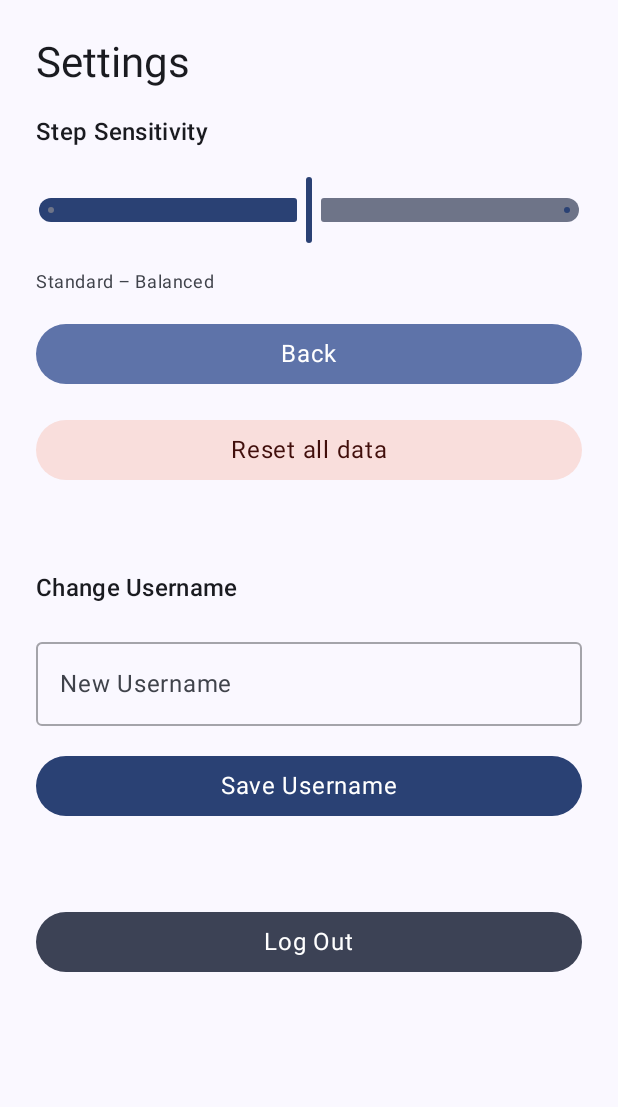
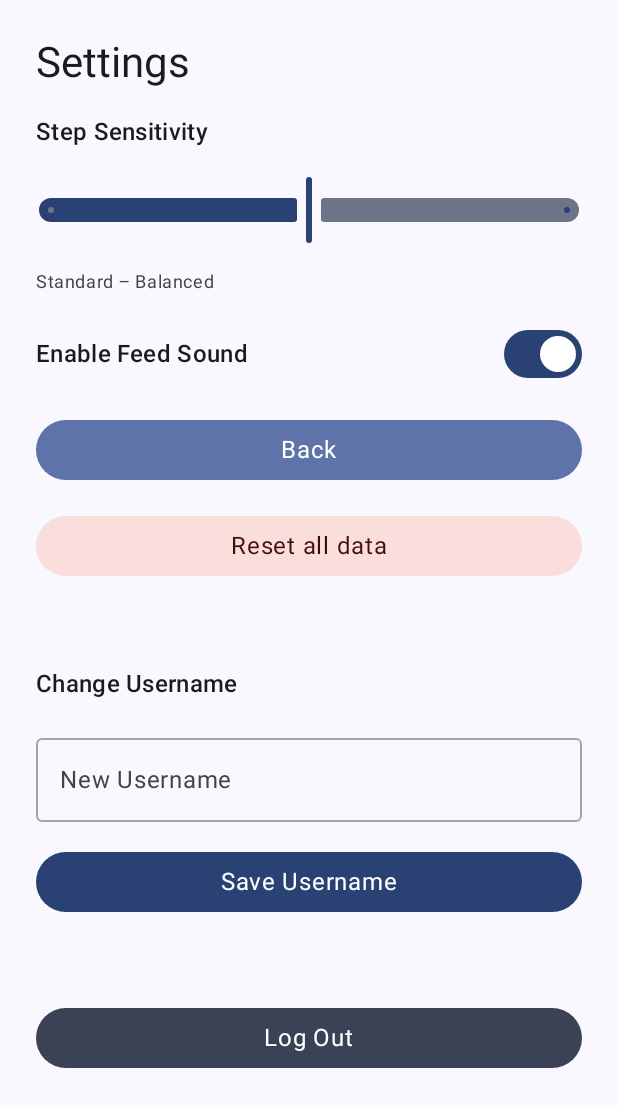
Before and after one commit to alv77/StepPet, an Android app built with Jetpack Compose: the SettingsScreen screen opened through its navigation route, on a phone screen of 412 x 824 dp. Shown: the top 1107 px of the screen. Run offline under Robolectric (Android 15) with nearby library versions, the phone set to English and light mode, and no system bars; our stand-ins replace AdMob, Firebase (no records; nobody signed in at launch, a user with empty details on screens opened directly), Room's generated code; libraries missing offline, so code that uses them is left out: io.grpc; 4 statements that could not run were skipped.

Commit message:
Feed Sound with setting

```diff
--- a/app/src/main/java/com/example/steppet/ui/screen/pet/FeedPetScreen.kt
+++ b/app/src/main/java/com/example/steppet/ui/screen/pet/FeedPetScreen.kt
@@ -38,6 +38,8 @@ import com.google.android.gms.ads.rewarded.RewardItem
 import kotlinx.coroutines.delay
 import kotlinx.coroutines.launch
 import java.time.LocalDate
+import com.example.steppet.util.SoundUtils
+
 
 @OptIn(ExperimentalMaterial3Api::class)
 @Composable
@@ -202,7 +204,10 @@ private fun FeedPetScreenContent(
                 val feedsLeft = petViewModel.remainingFeeds(steps)
 
                 Button(
-                    onClick = { petViewModel.feedPet(steps) },
+                    onClick = {
+                        petViewModel.feedPet(steps)
+                        SoundUtils.playSound(context, R.raw.feed_sound)
+                    },
                     enabled = canFeedNow,
                     colors = ButtonDefaults.buttonColors(
                         containerColor = if (canFeedNow)
--- a/app/src/main/java/com/example/steppet/ui/screen/settings/SettingsScreen.kt
+++ b/app/src/main/java/com/example/steppet/ui/screen/settings/SettingsScreen.kt
@@ -5,6 +5,7 @@ import androidx.compose.foundation.background
 import androidx.compose.foundation.layout.*
 import androidx.compose.material3.*
 import androidx.compose.runtime.*
+import androidx.compose.ui.Alignment
 import androidx.compose.ui.Modifier
 import androidx.compose.ui.platform.LocalContext
 import androidx.compose.ui.unit.dp
@@ -34,6 +35,12 @@ fun SettingsScreen(
 ) {
     // Context für Toast-Meldungen
     val context = LocalContext.current
+
+    val soundPrefs = context.getSharedPreferences("step_prefs", 0)
+    var isSoundEnabled by remember {
+        mutableStateOf(soundPrefs.getBoolean("sound_enabled", true))
+    }
+
 
     // State-Variablen für das Change-Username-Formular
     var newUsername by remember { mutableStateOf("") }            // Eingabe für neuen Nutzernamen
@@ -90,6 +97,33 @@ fun SettingsScreen(
             style = MaterialTheme.typography.bodySmall,
             color = MaterialTheme.colorScheme.onSurfaceVariant
         )
+
+
+        Row(
+            modifier = Modifier.fillMaxWidth(),
+            verticalAlignment = Alignment.CenterVertically,
+            horizontalArrangement = Arrangement.SpaceBetween
+        ) {
+            Text(
+                text = "Enable Feed Sound",
+                style = MaterialTheme.typography.titleMedium,
+                color = MaterialTheme.colorScheme.onBackground
+            )
+            Switch(
+                checked = isSoundEnabled,
+                onCheckedChange = {
+                    isSoundEnabled = it
+                    soundPrefs.edit().putBoolean("sound_enabled", it).apply()
+                },
+                colors = SwitchDefaults.colors(
+                    checkedThumbColor = MaterialTheme.colorScheme.onPrimary, // White or visible on blue
+                    checkedTrackColor = MaterialTheme.colorScheme.primary,
+                    uncheckedThumbColor = MaterialTheme.colorScheme.onSurfaceVariant,
+                    uncheckedTrackColor = MaterialTheme.colorScheme.surfaceVariant
+                )
+            )
+        }
+
 
 
         // 1) Back-Button: Navigiert zurück zur vorherigen Ansicht
```
Also changed, not shown: app/src/main/java/com/example/steppet/util/SoundUtils.kt (added, +38 -0 lines), 1 other file.
